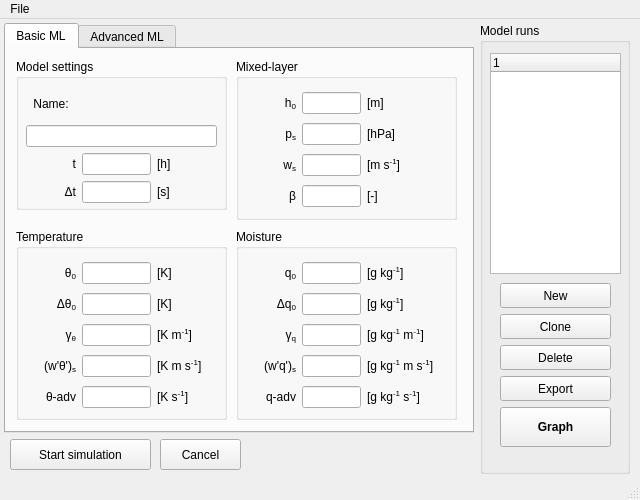
The window that mainwindow.ui (classmodel/modelgui) describes before a commit, drawn with Qt 5.
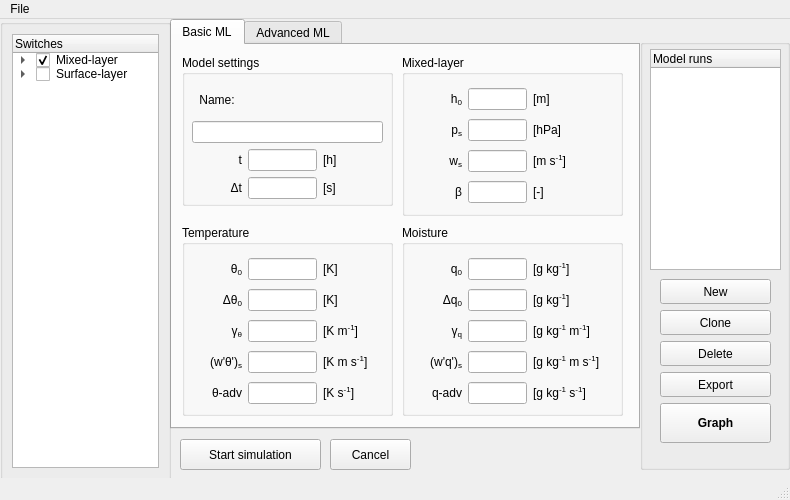
The same window after the commit.

Commit message: Added switches to .ui-file mainwindow

Diff of the .ui file:
```diff
--- a/mainwindow.ui
+++ b/mainwindow.ui
@@ -6,7 +6,7 @@
    <rect>
     <x>0</x>
     <y>0</y>
-    <width>640</width>
+    <width>790</width>
     <height>500</height>
    </rect>
   </property>
@@ -18,13 +18,13 @@
   </property>
   <property name="minimumSize">
    <size>
-    <width>640</width>
+    <width>790</width>
     <height>500</height>
    </size>
   </property>
   <property name="maximumSize">
    <size>
-    <width>640</width>
+    <width>790</width>
     <height>500</height>
    </size>
   </property>
@@ -41,8 +41,8 @@
    <widget class="QTabWidget" name="tabWidget">
     <property name="geometry">
      <rect>
-      <x>4</x>
-      <y>4</y>
+      <x>170</x>
+      <y>0</y>
       <width>470</width>
       <height>410</height>
      </rect>
@@ -1277,10 +1277,10 @@
    <widget class="QGroupBox" name="modelrunsGroup">
     <property name="geometry">
      <rect>
-      <x>480</x>
-      <y>4</y>
+      <x>640</x>
+      <y>20</y>
       <width>150</width>
-      <height>451</height>
+      <height>431</height>
      </rect>
     </property>
     <property name="minimumSize">
@@ -1290,20 +1290,20 @@
      </size>
     </property>
     <property name="title">
-     <string>Model runs</string>
+     <string/>
     </property>
     <widget class="QTreeWidget" name="modelRunTree">
      <property name="geometry">
       <rect>
        <x>10</x>
-       <y>30</y>
+       <y>10</y>
        <width>131</width>
        <height>221</height>
       </rect>
      </property>
      <column>
       <property name="text">
-       <string notr="true">1</string>
+       <string notr="true">Model runs</string>
       </property>
      </column>
     </widget>
@@ -1311,7 +1311,7 @@
      <property name="geometry">
       <rect>
        <x>20</x>
-       <y>260</y>
+       <y>240</y>
        <width>111</width>
        <height>167</height>
       </rect>
@@ -1397,12 +1397,18 @@
    <widget class="QPushButton" name="startButton">
     <property name="geometry">
      <rect>
-      <x>10</x>
+      <x>180</x>
       <y>420</y>
       <width>141</width>
       <height>31</height>
      </rect>
     </property>
+    <property name="sizePolicy">
+     <sizepolicy hsizetype="Fixed" vsizetype="Fixed">
+      <horstretch>0</horstretch>
+      <verstretch>0</verstretch>
+     </sizepolicy>
+    </property>
     <property name="text">
      <string>Start simulation</string>
     </property>
@@ -1410,24 +1416,102 @@
    <widget class="QPushButton" name="cancelButton">
     <property name="geometry">
      <rect>
-      <x>160</x>
+      <x>330</x>
       <y>420</y>
       <width>81</width>
       <height>31</height>
      </rect>
     </property>
+    <property name="sizePolicy">
+     <sizepolicy hsizetype="Fixed" vsizetype="Fixed">
+      <horstretch>0</horstretch>
+      <verstretch>0</verstretch>
+     </sizepolicy>
+    </property>
     <property name="text">
      <string>Cancel</string>
     </property>
    </widget>
+   <widget class="QGroupBox" name="groupBox">
+    <property name="geometry">
+     <rect>
+      <x>0</x>
+      <y>0</y>
+      <width>171</width>
+      <height>461</height>
+     </rect>
+    </property>
+    <property name="title">
+     <string/>
+    </property>
+    <layout class="QVBoxLayout" name="verticalLayout_2">
+     <item>
+      <widget class="QTreeWidget" name="treeWidget">
+       <column>
+        <property name="text">
+         <string>Switches</string>
+        </property>
+       </column>
+       <item>
+        <property name="text">
+         <string>Mixed-layer</string>
+        </property>
+        <property name="checkState">
+         <enum>Checked</enum>
+        </property>
+        <item>
+         <property name="text">
+          <string>Heat</string>
+         </property>
+         <property name="checkState">
+          <enum>Unchecked</enum>
+         </property>
+        </item>
+        <item>
+         <property name="text">
+          <string>Moisture</string>
+         </property>
+         <property name="checkState">
+          <enum>Unchecked</enum>
+         </property>
+        </item>
+        <item>
+         <property name="text">
+          <string>Wind</string>
+         </property>
+         <property name="checkState">
+          <enum>Unchecked</enum>
+         </property>
+        </item>
+       </item>
+       <item>
+        <property name="text">
+         <string>Surface-layer</string>
+        </property>
+        <property name="checkState">
+         <enum>Unchecked</enum>
+        </property>
+        <item>
+         <property name="text">
+          <string>bla</string>
+         </property>
+         <property name="checkState">
+          <enum>Unchecked</enum>
+         </property>
+        </item>
+       </item>
+      </widget>
+     </item>
+    </layout>
+   </widget>
   </widget>
   <widget class="QMenuBar" name="menubar">
    <property name="geometry">
     <rect>
      <x>0</x>
      <y>0</y>
-     <width>640</width>
-     <height>22</height>
+     <width>790</width>
+     <height>19</height>
     </rect>
    </property>
    <widget class="QMenu" name="menuFile">
```
